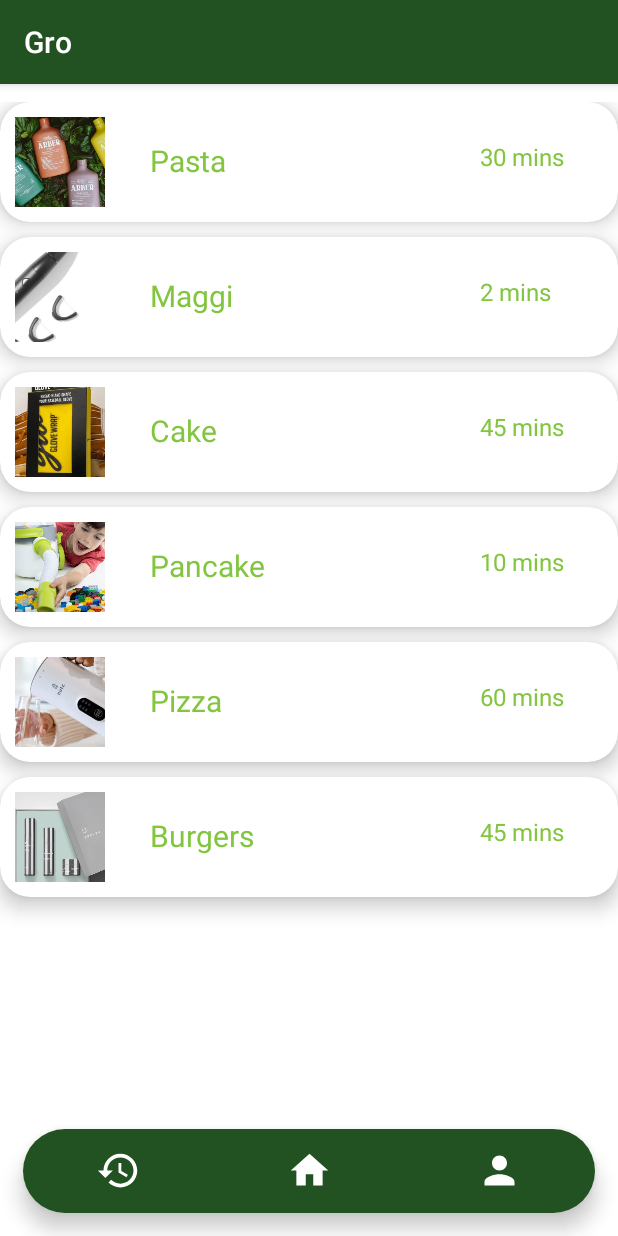
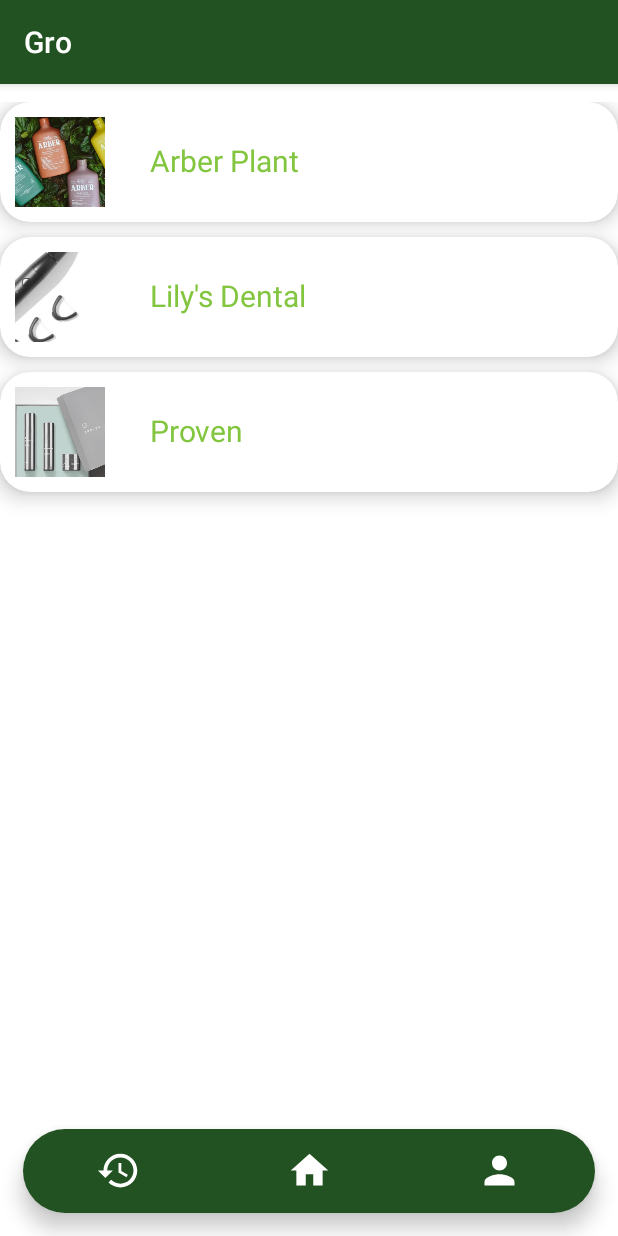
Before and after one commit to Rishali123/BCHacks1, an Android app: the HistoryActivity screen opened directly, with no data from a screen before it, on a phone screen of 412 x 824 dp. Run offline under Robolectric (Android 15) with nearby library versions, the phone set to English and light mode, and no system bars.

Commit message:
Businesses

```diff
--- a/app/src/main/java/com/example/bchacks/HistoryActivity.java
+++ b/app/src/main/java/com/example/bchacks/HistoryActivity.java
@@ -26,14 +26,14 @@ public class HistoryActivity extends AppCompatActivity {
         binding = ActivityHistoryBinding.inflate(getLayoutInflater());
         setContentView(binding.getRoot());
 
-        int[] imageList = {R.drawable.arberplantcare, R.drawable.flauselectricflosser, R.drawable.glovewrap, R.drawable.legovaccum, R.drawable.nutrnutmilkmachine, R.drawable.provenskincare};
-        int[] ingredientList = {R.string.pastaIngredients, R.string.maggiIngredients,R.string.cakeIngredients,R.string.pancakeIngredients,R.string.pizzaIngredients, R.string.burgerIngredients, R.string.friesIngredients};
-        int[] descList = {R.string.pastaDesc, R.string.maggieDesc, R.string.cakeDesc,R.string.pancakeDesc,R.string.pizzaDesc, R.string.burgerDesc, R.string.friesDesc};
-        String[] nameList = {"Pasta", "Maggi", "Cake", "Pancake", "Pizza","Burgers", "Fries"};
-        String[] timeList = {"30 mins", "2 mins", "45 mins","10 mins", "60 mins", "45 mins", "30 mins"};
+        int[] imageList = {R.drawable.arberplantcare, R.drawable.flauselectricflosser, R.drawable.provenskincare};
+        //int[] ingredientList = {R.string.pastaIngredients, R.string.maggiIngredients,R.string.cakeIngredients,R.string.pancakeIngredients,R.string.pizzaIngredients, R.string.burgerIngredients, R.string.friesIngredients};
+        int[] descList = { R.string.ArberDesc, R.string.FlossDesc, R.string.ProvenDesc};
+        String[] nameList = {"Arber Plant Care", "Lily's Dental Hygiene", "Proven Cosmetics"};
+        //String[] timeList = {"30 mins", "2 mins", "45 mins","10 mins", "60 mins", "45 mins", "30 mins"};
 
         for (int i = 0; i < imageList.length; i++){
-            listData = new ListData(nameList[i], timeList[i], ingredientList[i], descList[i], imageList[i]);
+            listData = new ListData(nameList[i], descList[i], imageList[i]);
             dataArrayList.add(listData);
         }
         listAdapter = new ListAdapter(HistoryActivity.this, dataArrayList);
@@ -45,8 +45,8 @@ public class HistoryActivity extends AppCompatActivity {
             public void onItemClick(AdapterView<?> adapterView, View view, int i, long l) {
                 Intent intent = new Intent(HistoryActivity.this, SmallBusiness.class);
                 intent.putExtra("name", nameList[i]);
-                intent.putExtra("time", timeList[i]);
-                intent.putExtra("ingredients", ingredientList[i]);
+                //intent.putExtra("time", timeList[i]);
+                //intent.putExtra("ingredients", ingredientList[i]);
                 intent.putExtra("desc", descList[i]);
                 intent.putExtra("image", imageList[i]);
                 Log.i("History", "Going to intent");
--- a/app/src/main/java/com/example/bchacks/ListData.java
+++ b/app/src/main/java/com/example/bchacks/ListData.java
@@ -5,10 +5,10 @@ public class ListData {
     int ingredients, desc;
     int image;
 
-    public ListData(String name, String time, int ingredients, int desc, int image) {
+    public ListData(String name, int desc, int image) {
         this.name = name;
-        this.time = time;
-        this.ingredients = ingredients;
+        //this.time = time;
+        //this.ingredients = ingredients;
         this.desc = desc;
         this.image = image;
     }
--- a/app/src/main/res/values/strings.xml
+++ b/app/src/main/res/values/strings.xml
@@ -89,4 +89,22 @@ Add the maggi masala on to it
 \nWait for 2 mins
 \nMaggi is ready!</string>
 
+    <string name="ArberDesc"> We makes nutrients for plants
+\nLooking for investors who love the environment
+\nRequesting $5000 for 30% of company
+\nBased in Renton
+\nOpen to negotiate</string>
+
+    <string name="FlossDesc">Business that is focused on dental hygiene
+\nLooking for partners with experience in dental industry
+\nWilling to offer 10% of company for $20000
+\nOffices in Yakima, Seattle, and Lynwood
+\nExicted for potential partnerships!</string>
+
+    <string name="ProvenDesc">Small Beauty Company that specializes in skincare
+\nInterested in investors that can offer guidance on expanding into retail stores
+\nCurrently online-based
+\nLooking for $45,000 investment
+\nHave formula patents for products</string>
+
 </resources>
```
